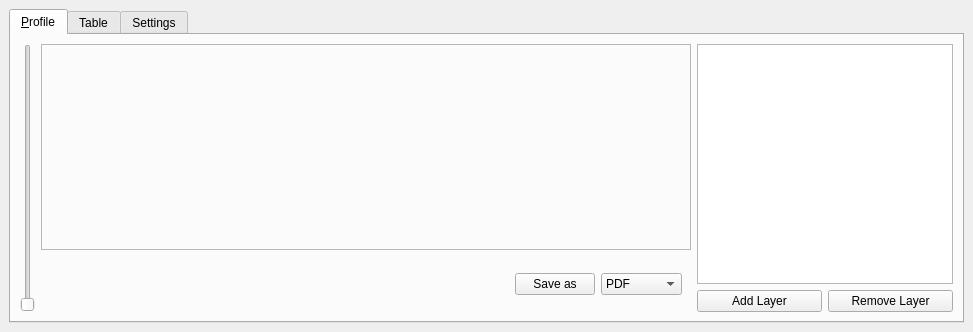
Qt form ui/profiletool.ui (DHI-GRAS/qgis-temporal-profile) before a commit.
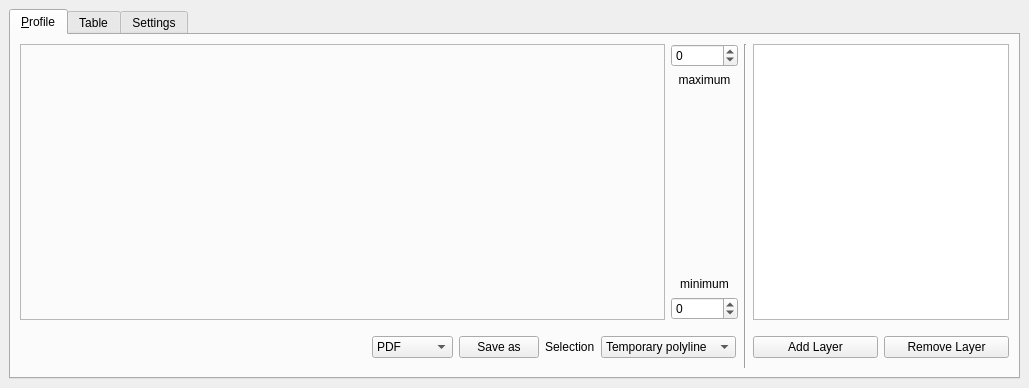
The same form after that commit.

What changed in the file:
```diff
--- a/ui/profiletool.ui
+++ b/ui/profiletool.ui
@@ -6,8 +6,8 @@
    <rect>
     <x>0</x>
     <y>0</y>
-    <width>973</width>
-    <height>332</height>
+    <width>1029</width>
+    <height>388</height>
    </rect>
   </property>
   <property name="windowTitle">
@@ -51,44 +51,31 @@
        <attribute name="title">
         <string>&amp;Profile</string>
        </attribute>
-       <layout class="QGridLayout">
-        <item row="1" column="0">
-         <layout class="QHBoxLayout" name="_2">
+       <layout class="QHBoxLayout" name="horizontalLayout_2">
           <item>
            <layout class="QGridLayout" name="gridLayout">
-            <item row="0" column="1">
-             <widget class="QFrame" name="frame_for_plot">
+          <item row="0" column="5">
+           <widget class="QTableView" name="tableView">
               <property name="sizePolicy">
-               <sizepolicy hsizetype="Preferred" vsizetype="Preferred">
-                <horstretch>0</horstretch>
-                <verstretch>1</verstretch>
-               </sizepolicy>
-              </property>
-              <property name="frameShape">
-               <enum>QFrame::StyledPanel</enum>
-              </property>
-              <property name="frameShadow">
-               <enum>QFrame::Raised</enum>
-              </property>
-              <layout class="QVBoxLayout" name="verticalLayout_9"/>
-             </widget>
-            </item>
-            <item row="0" column="0" rowspan="2">
-             <widget class="QSlider" name="scaleSlider">
-              <property name="sizePolicy">
-               <sizepolicy hsizetype="Maximum" vsizetype="Expanding">
+             <sizepolicy hsizetype="Preferred" vsizetype="Expanding">
                 <horstretch>0</horstretch>
                 <verstretch>0</verstretch>
                </sizepolicy>
               </property>
-              <property name="orientation">
-               <enum>Qt::Vertical</enum>
+            <property name="minimumSize">
+             <size>
+              <width>10</width>
+              <height>10</height>
+             </size>
               </property>
              </widget>
             </item>
-            <item row="1" column="1">
+          <item row="1" column="2" colspan="2">
              <widget class="QWidget" name="widget_save_buttons" native="true">
               <layout class="QHBoxLayout" name="horizontalLayout_3">
+             <property name="margin">
+              <number>2</number>
+             </property>
                <item>
                 <widget class="QStackedWidget" name="stackedWidget">
                  <property name="currentIndex">
@@ -126,13 +113,6 @@
                  </property>
                 </spacer>
                </item>
-               <item>
-                <widget class="QPushButton" name="butSaveAs">
-                 <property name="text">
-                  <string>Save as</string>
-                 </property>
-                </widget>
-               </item>
                <item>
                 <widget class="QComboBox" name="cbxSaveAs">
                  <item>
@@ -157,31 +137,137 @@
                  </item>
                 </widget>
                </item>
-              </layout>
-             </widget>
-            </item>
-           </layout>
+             <item>
+              <widget class="QPushButton" name="butSaveAs">
+               <property name="text">
+                <string>Save as</string>
+               </property>
+              </widget>
+             </item>
+             <item>
+              <widget class="QLabel" name="label">
+               <property name="text">
+                <string>Selection</string>
+               </property>
+              </widget>
           </item>
           <item>
-           <layout class="QVBoxLayout" name="verticalLayout">
-            <item>
-             <widget class="QTableView" name="tableView">
+              <widget class="QComboBox" name="comboBox">
               <property name="sizePolicy">
-               <sizepolicy hsizetype="Preferred" vsizetype="Expanding">
+                <sizepolicy hsizetype="Minimum" vsizetype="Fixed">
                 <horstretch>0</horstretch>
                 <verstretch>0</verstretch>
                </sizepolicy>
               </property>
-              <property name="minimumSize">
+               <property name="frame">
+                <bool>true</bool>
+               </property>
+               <item>
+                <property name="text">
+                 <string>Temporary polyline</string>
+                </property>
+               </item>
+               <item>
+                <property name="text">
+                 <string>Selected polyline</string>
+                </property>
+               </item>
+              </widget>
+             </item>
+            </layout>
+           </widget>
+          </item>
+          <item row="0" column="3">
+           <layout class="QVBoxLayout" name="verticalLayout_5">
+            <item>
+             <widget class="QSpinBox" name="sbMaxVal">
+              <property name="minimum">
+               <number>-99999</number>
+              </property>
+              <property name="maximum">
+               <number>999999</number>
+              </property>
+             </widget>
+            </item>
+            <item>
+             <widget class="QLabel" name="label_2">
+              <property name="text">
+               <string>maximum</string>
+              </property>
+              <property name="alignment">
+               <set>Qt::AlignHCenter|Qt::AlignTop</set>
+              </property>
+             </widget>
+            </item>
+            <item>
+             <spacer name="verticalSpacer_2">
+              <property name="orientation">
+               <enum>Qt::Vertical</enum>
+              </property>
+              <property name="sizeHint" stdset="0">
                <size>
-                <width>10</width>
-                <height>10</height>
+                <width>20</width>
+                <height>40</height>
                </size>
               </property>
+             </spacer>
+            </item>
+            <item>
+             <widget class="QLabel" name="label_3">
+              <property name="text">
+               <string>minimum</string>
+              </property>
+              <property name="alignment">
+               <set>Qt::AlignBottom|Qt::AlignHCenter</set>
+              </property>
+              <property name="margin">
+               <number>3</number>
+              </property>
              </widget>
             </item>
             <item>
+             <widget class="QSpinBox" name="sbMinVal">
+              <property name="minimum">
+               <number>-99999</number>
+              </property>
+              <property name="maximum">
+               <number>999999</number>
+              </property>
+             </widget>
+            </item>
+           </layout>
+          </item>
+          <item row="0" column="2">
+           <widget class="QFrame" name="frame_for_plot">
+            <property name="sizePolicy">
+             <sizepolicy hsizetype="Expanding" vsizetype="Preferred">
+              <horstretch>0</horstretch>
+              <verstretch>1</verstretch>
+             </sizepolicy>
+            </property>
+            <property name="frameShape">
+             <enum>QFrame::StyledPanel</enum>
+            </property>
+            <property name="frameShadow">
+             <enum>QFrame::Raised</enum>
+            </property>
+            <layout class="QVBoxLayout" name="verticalLayout_9"/>
+           </widget>
+          </item>
+          <item row="1" column="5">
              <layout class="QHBoxLayout" name="horizontalLayout">
+            <property name="spacing">
+             <number>-1</number>
+            </property>
+            <property name="leftMargin">
+             <number>0</number>
+            </property>
+            <property name="topMargin">
+             <number>0</number>
+            </property>
+            <property name="bottomMargin">
+             <number>0</number>
+            </property>
               <item>
                <widget class="QPushButton" name="pushButton_2">
                 <property name="minimumSize">
@@ -222,8 +308,26 @@
               </item>
              </layout>
             </item>
-           </layout>
-          </item>
+          <item row="0" column="4" rowspan="2">
+           <widget class="Line" name="line">
+            <property name="minimumSize">
+             <size>
+              <width>0</width>
+              <height>0</height>
+             </size>
+            </property>
+            <property name="orientation">
+             <enum>Qt::Vertical</enum>
+            </property>
+           </widget>
+          </item>
+         </layout>
+        </item>
+        <item>
+         <layout class="QVBoxLayout" name="verticalLayout">
+          <property name="bottomMargin">
+           <number>2</number>
+          </property>
          </layout>
         </item>
        </layout>
```
Left out of the diff: 58 changed lines with no effect on the pictures. Lines whose indentation alone changed are shown as unchanged.
